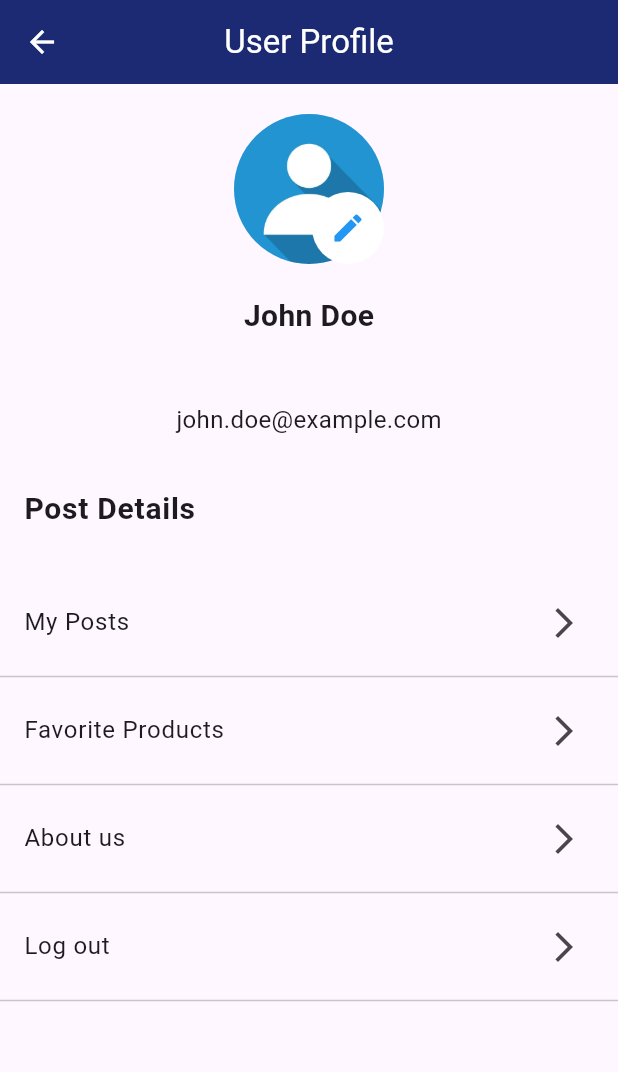
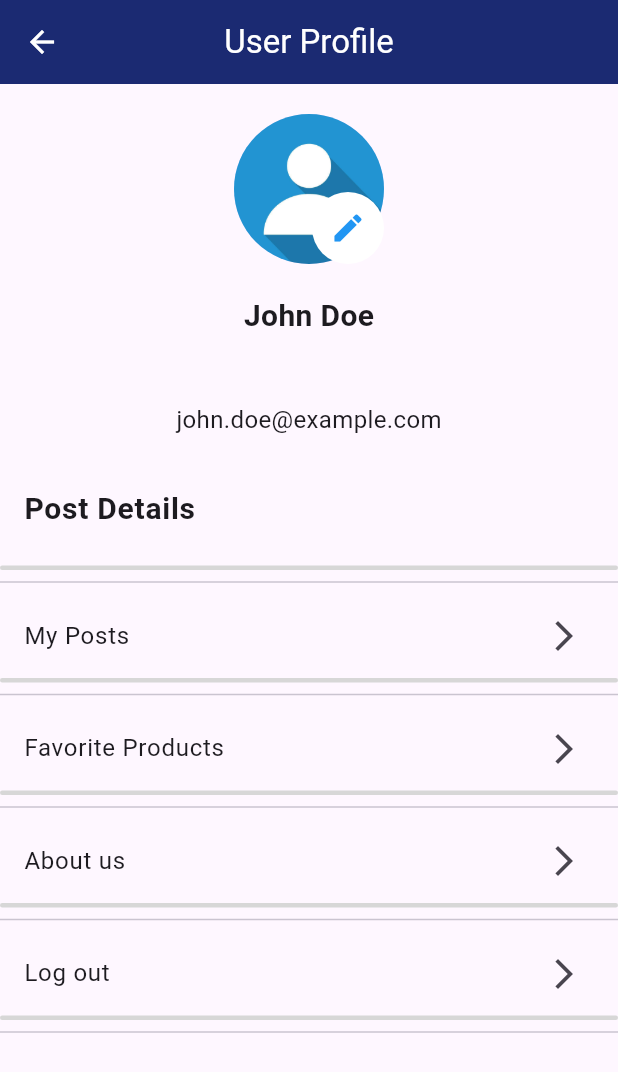
Before and after one commit to NiharikaBalaga/rewarding-sale-app-flutter-app, a Flutter app: the UserProfileScreen screen opened directly, on a phone screen of 412 x 824 dp. Shown: the top 1072 px of the screen. Run offline on Flutter 3.47's test engine with Material 3 defaults, Android fonts, the phone set to English and light mode, and no system bars; our stand-ins replace flare_flutter, flutter_secure_storage, get, image_picker, intl_phone_field, pinput; accounts and stored records are empty.

Commit message:
User Profile Screen UI updated with master branch

```diff
--- a/lib/screen/user_profile/user_profile.dart
+++ b/lib/screen/user_profile/user_profile.dart
@@ -112,8 +112,20 @@ class _UserProfileState extends State<UserProfile> {
           title: Text('Post Details', style: TextStyle(fontWeight: FontWeight.bold,fontSize: 20)),
         ),
         Column(
+
           children: [
-            SizedBox(height: 20),
+            SizedBox(height: 10),
+            Container(
+              decoration: BoxDecoration(
+                border: Border.all(
+                  color: Colors.black12,
+                  width: 1.5,
+                ),
+                borderRadius: BorderRadius.circular(5),
+                color: Colors.grey[100],
+              ),
+            ),
+            Divider(),
             InkWell(
               onTap: () {
                 // Implement action when My Posts is tapped
@@ -121,6 +133,17 @@ class _UserProfileState extends State<UserProfile> {
               child: ListTile(
                 title: Text('My Posts'),
                 trailing: Icon(Icons.arrow_forward_ios),
+              ),
+            ),
+
+            Container(
+              decoration: BoxDecoration(
+                border: Border.all(
+                  color: Colors.black12,
+                  width: 1.5,
+                ),
+                borderRadius: BorderRadius.circular(5),
+                color: Colors.grey[100],
               ),
             ),
             Divider(),
@@ -133,6 +156,16 @@ class _UserProfileState extends State<UserProfile> {
                 trailing: Icon(Icons.arrow_forward_ios),
               ),
             ),
+            Container(
+              decoration: BoxDecoration(
+                border: Border.all(
+                  color: Colors.black12,
+                  width: 1.5,
+                ),
+                borderRadius: BorderRadius.circular(5),
+                color: Colors.grey[100],
+              ),
+            ),
             Divider(),
             InkWell(
               onTap: () {
@@ -141,6 +174,16 @@ class _UserProfileState extends State<UserProfile> {
               child: ListTile(
                 title: Text('About us'),
                 trailing: Icon(Icons.arrow_forward_ios),
+              ),
+            ),
+            Container(
+              decoration: BoxDecoration(
+                border: Border.all(
+                  color: Colors.black12,
+                  width: 1.5,
+                ),
+                borderRadius: BorderRadius.circular(5),
+                color: Colors.grey[100],
               ),
             ),
             Divider(),
@@ -154,6 +197,17 @@ class _UserProfileState extends State<UserProfile> {
               ),
 
             ),
+
+            Container(
+              decoration: BoxDecoration(
+                border: Border.all(
+                  color: Colors.black12,
+                  width: 1.5,
+                ),
+                borderRadius: BorderRadius.circular(15),
+                color: Colors.grey[100],
+              ),
+            ),
             Divider(),
           ],
         ),
```
Also changed, not shown: 1 other file.
